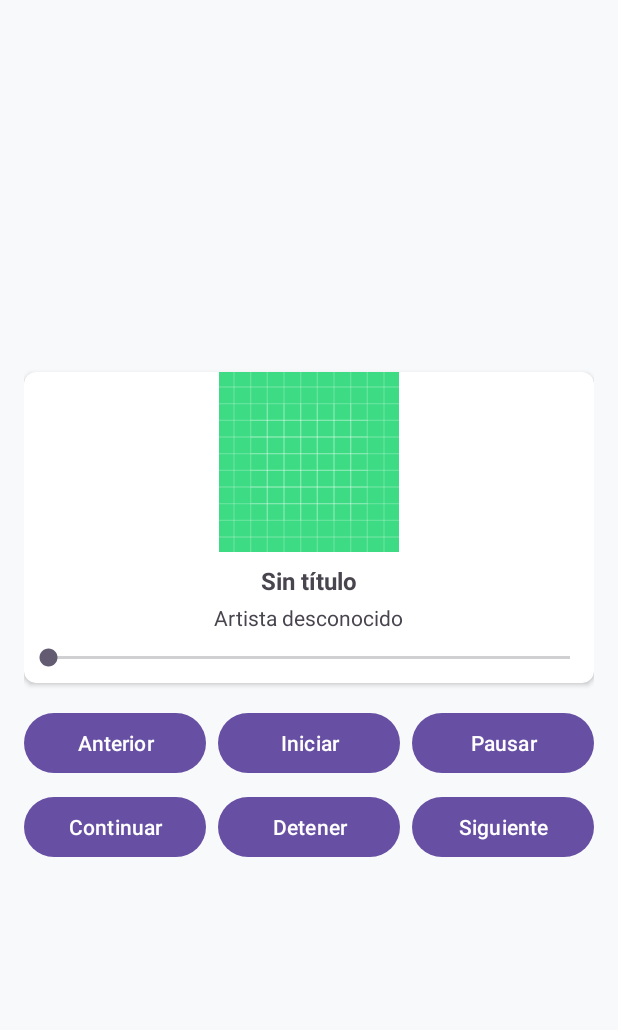
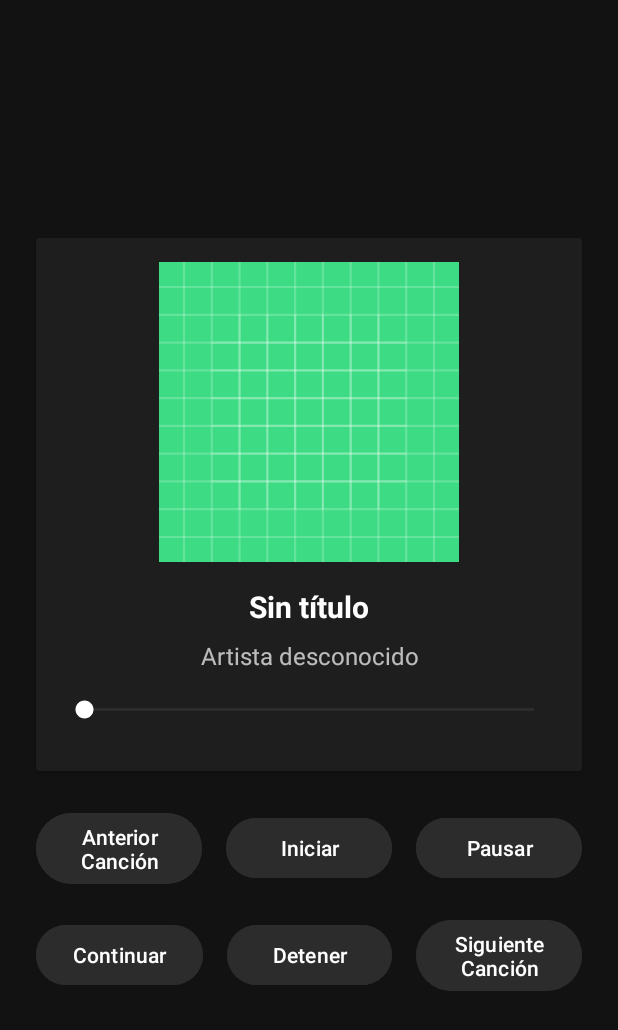
Before and after one commit to eazurin/LABORATORIO10---IDNP, an Android app: the screen it shows after launch (MainActivity), on a phone screen of 412 x 824 dp. Shown: the top 1030 px of the screen. Run offline under Robolectric (Android 15) with nearby library versions, the phone set to English and light mode, and no system bars.

Commit message:
Mejorando diseño

```diff
--- a/app/src/main/res/layout/activity_main.xml
+++ b/app/src/main/res/layout/activity_main.xml
@@ -1,88 +1,92 @@
+<?xml version="1.0" encoding="utf-8"?>
 <LinearLayout
     xmlns:android="http://schemas.android.com/apk/res/android"
-    xmlns:app="http://schemas.android.com/apk/res-auto"
     android:layout_width="match_parent"
     android:layout_height="match_parent"
     android:orientation="vertical"
     android:gravity="center"
-    android:padding="16dp"
-    android:background="#f8f9fa">
+    android:background="#121212">
 
     <androidx.cardview.widget.CardView
         android:layout_width="match_parent"
         android:layout_height="wrap_content"
-        android:layout_marginBottom="16dp"
-        android:padding="16dp"
-        app:cardCornerRadius="8dp">
+        android:layout_marginStart="24dp"
+        android:layout_marginEnd="24dp"
+        android:layout_marginBottom="24dp"
+        android:elevation="8dp"
+        android:backgroundTint="#1E1E1E">
 
         <LinearLayout
             android:layout_width="match_parent"
             android:layout_height="wrap_content"
-            android:orientation="vertical">
+            android:orientation="vertical"
+            android:padding="16dp">
 
-            <!-- Imagen de la portada -->
             <ImageView
                 android:id="@+id/imgCover"
-                android:layout_width="120dp"
-                android:layout_height="120dp"
+                android:layout_width="200dp"
+                android:layout_height="200dp"
                 android:layout_gravity="center"
+                android:scaleType="centerCrop"
+                android:background="#333333"
                 android:contentDescription="Portada de la canción"
-                android:scaleType="centerCrop"
+                android:layout_marginBottom="16dp" />
+
+            <TextView
+                android:id="@+id/txtTitle"
+                android:layout_width="match_parent"
+                android:layout_height="wrap_content"
+                android:text="Título de la Canción"
+                android:textColor="#FFFFFF"
+                android:textSize="20sp"
+                android:textStyle="bold"
+                android:textAlignment="center"
                 android:layout_marginBottom="8dp" />
 
-            <!-- Título de la canción -->
-            <TextView
-                android:id="@+id/txtTitle"
-                android:layout_width="wrap_content"
-                android:layout_height="wrap_content"
-                android:text="Título"
-                android:textSize="16sp"
-                android:textStyle="bold"
-                android:gravity="center"
-                android:layout_gravity="center"
-                android:layout_marginBottom="4dp" />
-
-            <!-- Artista -->
             <TextView
                 android:id="@+id/txtArtist"
-                android:layout_width="wrap_content"
+                android:layout_width="match_parent"
                 android:layout_height="wrap_content"
-                android:text="Artista"
-                android:textSize="14sp"
-                android:gravity="center"
-                android:layout_gravity="center"
-                android:layout_marginBottom="8dp" />
+                android:text="Nombre del Artista"
+                android:textColor="#B3FFFFFF"
+                android:textSize="16sp"
+                android:textAlignment="center"
+                android:layout_marginBottom="16dp" />
 
-            <!-- Barra de progreso -->
             <SeekBar
                 android:id="@+id/seekBar"
                 android:layout_width="match_parent"
                 android:layout_height="wrap_content"
-                android:layout_marginBottom="8dp" />
+                android:progressBackgroundTint="#555555"
+                android:progressTint="#FFFFFF"
+                android:thumbTint="#FFFFFF"
+                android:layout_marginBottom="16dp" />
         </LinearLayout>
     </androidx.cardview.widget.CardView>
 
-    <!-- Botones organizados en dos filas -->
     <LinearLayout
         android:layout_width="match_parent"
         android:layout_height="wrap_content"
-        android:orientation="vertical">
+        android:orientation="vertical"
+        android:paddingStart="24dp"
+        android:paddingEnd="24dp">
 
-        <!-- Fila 1 -->
         <LinearLayout
             android:layout_width="match_parent"
             android:layout_height="wrap_content"
             android:orientation="horizontal"
             android:gravity="center"
-            android:layout_marginBottom="8dp">
+            android:layout_marginBottom="16dp">
 
             <Button
                 android:id="@+id/btnPrevious"
                 android:layout_width="0dp"
                 android:layout_height="wrap_content"
                 android:layout_weight="1"
-                android:text="Anterior"
-                android:layout_marginEnd="4dp" />
+                android:text="Anterior Canción"
+                android:layout_marginEnd="8dp"
+                android:backgroundTint="#2C2C2C"
+                android:textColor="#FFFFFF" />
 
             <Button
                 android:id="@+id/btnStart"
@@ -90,8 +94,10 @@
                 android:layout_height="wrap_content"
                 android:layout_weight="1"
                 android:text="Iniciar"
-                android:layout_marginStart="4dp"
-                android:layout_marginEnd="4dp" />
+                android:layout_marginStart="8dp"
+                android:layout_marginEnd="8dp"
+                android:backgroundTint="#2C2C2C"
+                android:textColor="#FFFFFF" />
 
             <Button
                 android:id="@+id/btnPause"
@@ -99,10 +105,11 @@
                 android:layout_height="wrap_content"
                 android:layout_weight="1"
                 android:text="Pausar"
-                android:layout_marginStart="4dp" />
+                android:layout_marginStart="8dp"
+                android:backgroundTint="#2C2C2C"
+                android:textColor="#FFFFFF" />
         </LinearLayout>
 
-        <!-- Fila 2 -->
         <LinearLayout
             android:layout_width="match_parent"
             android:layout_height="wrap_content"
@@ -111,11 +118,13 @@
 
             <Button
                 android:id="@+id/btnResume"
-                android:layout_width="0dp"
+                android:layout_width="1dp"
                 android:layout_height="wrap_content"
                 android:layout_weight="1"
                 android:text="Continuar"
-                android:layout_marginEnd="4dp" />
+                android:layout_marginEnd="8dp"
+                android:backgroundTint="#2C2C2C"
+                android:textColor="#FFFFFF" />
 
             <Button
                 android:id="@+id/btnStop"
@@ -123,16 +132,20 @@
                 android:layout_height="wrap_content"
                 android:layout_weight="1"
                 android:text="Detener"
-                android:layout_marginStart="4dp"
-                android:layout_marginEnd="4dp" />
+                android:layout_marginStart="8dp"
+                android:layout_marginEnd="8dp"
+                android:backgroundTint="#2C2C2C"
+                android:textColor="#FFFFFF" />
 
             <Button
                 android:id="@+id/btnNext"
                 android:layout_width="0dp"
                 android:layout_height="wrap_content"
                 android:layout_weight="1"
-                android:text="Siguiente"
-                android:layout_marginStart="4dp" />
+                android:text="Siguiente Canción"
+                android:layout_marginStart="8dp"
+                android:backgroundTint="#2C2C2C"
+                android:textColor="#FFFFFF" />
         </LinearLayout>
     </LinearLayout>
 </LinearLayout>
```
